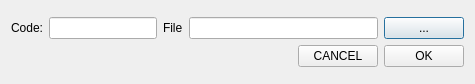
The window that sourceFiles/Ui/setNodeInfoDialog/getTablePairDialog.ui (qeesung/ddBook) describes before a commit, drawn with Qt 5.
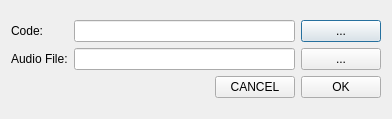
The same window after the commit.

Commit message: 改善获取一对<GivenCode , Audio>的输入，code由手动输入变成选择输入

Patch:
```diff
--- a/sourceFiles/Ui/setNodeInfoDialog/getTablePairDialog.ui
+++ b/sourceFiles/Ui/setNodeInfoDialog/getTablePairDialog.ui
@@ -6,19 +6,21 @@
    <rect>
     <x>0</x>
     <y>0</y>
-    <width>475</width>
-    <height>84</height>
+    <width>392</width>
+    <height>119</height>
    </rect>
   </property>
   <property name="windowTitle">
    <string>Dialog</string>
   </property>
-  <layout class="QVBoxLayout" name="verticalLayout_2">
+  <layout class="QVBoxLayout" name="verticalLayout_5">
    <item>
-    <layout class="QVBoxLayout" name="verticalLayout">
+    <layout class="QVBoxLayout" name="verticalLayout_4">
      <item>
       <layout class="QHBoxLayout" name="horizontalLayout">
        <item>
+        <layout class="QVBoxLayout" name="verticalLayout">
+         <item>
         <widget class="QLabel" name="label">
          <property name="text">
           <string>Code:</string>
@@ -26,22 +28,26 @@
         </widget>
        </item>
        <item>
+          <widget class="QLabel" name="label_2">
+           <property name="text">
+            <string>Audio File:</string>
+           </property>
+          </widget>
+         </item>
+        </layout>
+       </item>
+       <item>
+        <layout class="QVBoxLayout" name="verticalLayout_2">
+         <item>
         <widget class="QLineEdit" name="codeLineEdit">
          <property name="sizePolicy">
-          <sizepolicy hsizetype="Maximum" vsizetype="Fixed">
+            <sizepolicy hsizetype="Preferred" vsizetype="Preferred">
            <horstretch>0</horstretch>
            <verstretch>0</verstretch>
           </sizepolicy>
          </property>
         </widget>
        </item>
-       <item>
-        <widget class="QLabel" name="label_2">
-         <property name="text">
-          <string>File</string>
-         </property>
-        </widget>
-       </item>
        <item>
         <widget class="QLineEdit" name="fileLineEdit">
          <property name="sizePolicy">
@@ -52,12 +58,25 @@
          </property>
         </widget>
        </item>
+        </layout>
+       </item>
+       <item>
+        <layout class="QVBoxLayout" name="verticalLayout_3">
+         <item>
+          <widget class="QPushButton" name="viewCodePushButton">
+           <property name="text">
+            <string>...</string>
+           </property>
+          </widget>
+         </item>
        <item>
         <widget class="QPushButton" name="viewFilePushButton">
          <property name="text">
           <string>...</string>
          </property>
         </widget>
+         </item>
+        </layout>
        </item>
       </layout>
      </item>
```
Lines whose indentation alone changed are shown as unchanged. The commit also changes 3 other files.
